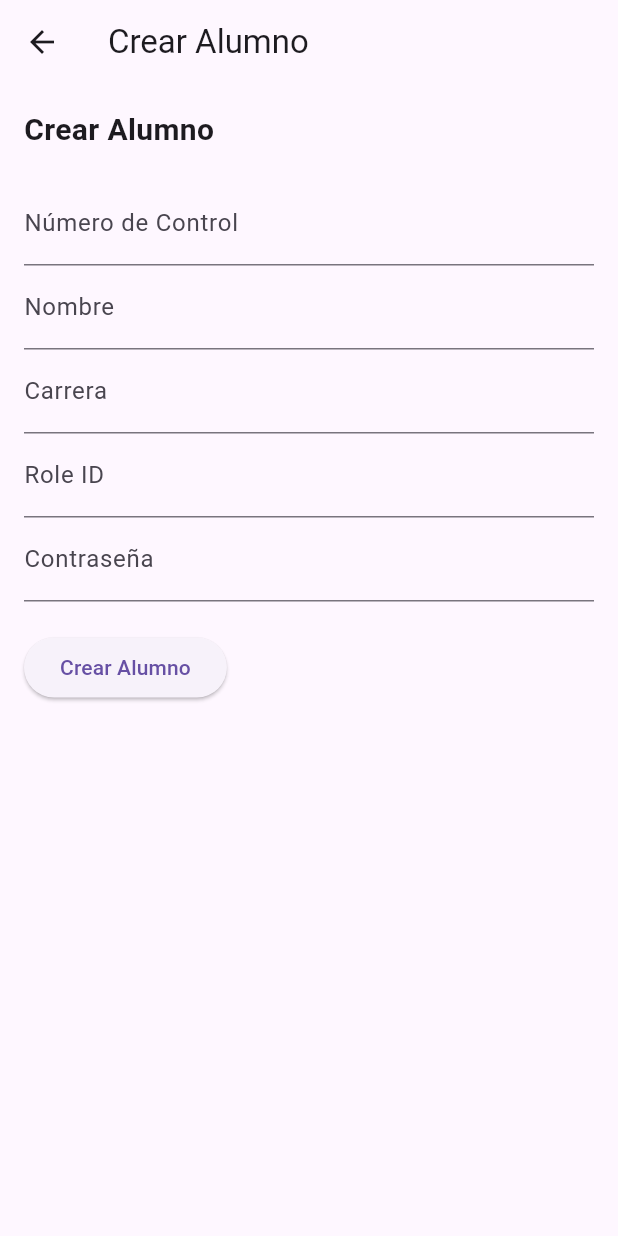
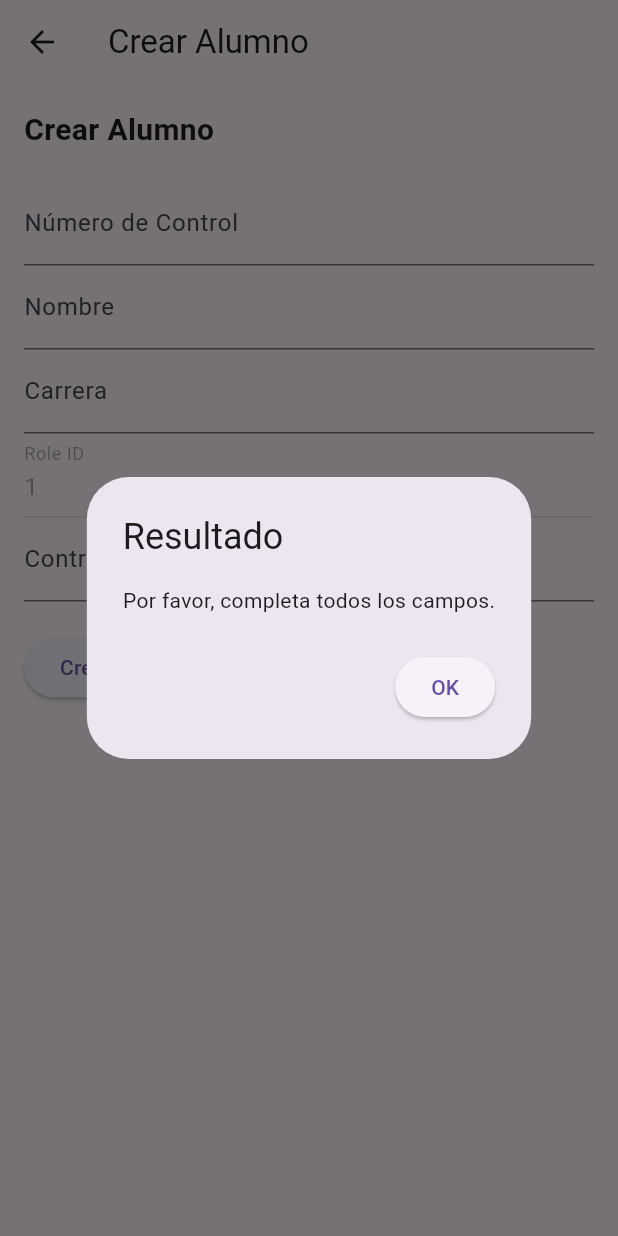
Before and after one commit to AngellEstebane/present_now, a Flutter app: the CrearAlumno screen opened directly, after a tap on "Crear Alumno", on a phone screen of 412 x 824 dp. Run offline on Flutter 3.47's test engine with Material 3 defaults, Android fonts, the phone set to English and light mode, and no system bars; our stand-ins replace flutter_secure_storage, geolocator, shared_preferences; accounts and stored records are empty.

Commit message:
poder crear alumnos exitosamente

```diff
--- a/lib/admin/inicio_administrador.dart
+++ b/lib/admin/inicio_administrador.dart
@@ -64,20 +64,39 @@ class _CrearAlumnoState extends State<CrearAlumno> {
   final TextEditingController roleIdController = TextEditingController();
   final TextEditingController contrasenaController = TextEditingController();
 
+  @override
+  void initState() {
+    super.initState();
+    roleIdController.text = '1';
+  }
+
   void _crearAlumno() async {
-    String numeroControl = numeroControlController.text;
-    String nombre = nombreController.text;
-    String carrera = carreraController.text;
-    String roleId = roleIdController.text;
-    String contrasena = contrasenaController.text;
+    String numeroControl = numeroControlController.text.trim();
+    String nombre = nombreController.text.trim();
+    String carrera = carreraController.text.trim();
+    String contrasena = contrasenaController.text.trim();
+
+    if (numeroControl.isEmpty ||
+        nombre.isEmpty ||
+        carrera.isEmpty ||
+        contrasena.isEmpty ||
+        roleIdController.text.isEmpty) {
+      _showDialog('Por favor, completa todos los campos.');
+      return;
+    }
 
     var alumno = {
-      "NumeroControl": numeroControl,
-      "Nombre": nombre,
-      "Carrera": carrera,
-      "RoleID": int.parse(roleId),
-      "Contraseña": contrasena,
+      "numeroControl": numeroControl,
+      "nombre": nombre,
+      "carrera": carrera,
+      "roleId": int.tryParse(roleIdController.text) ?? -1,
+      "contraseña": contrasena,
     };
+
+    if (alumno['roleId'] == -1) {
+      _showDialog('Por favor, ingresa un valor válido para roleId.');
+      return;
+    }
 
     var response = await http.post(
       Uri.parse('https://proyecto-agiles.onrender.com/login/crear/alumno'),
@@ -94,7 +113,6 @@ class _CrearAlumnoState extends State<CrearAlumno> {
     numeroControlController.clear();
     nombreController.clear();
     carreraController.clear();
-    roleIdController.clear();
     contrasenaController.clear();
   }
 
@@ -149,6 +167,8 @@ class _CrearAlumnoState extends State<CrearAlumno> {
             TextField(
               controller: roleIdController,
               decoration: InputDecoration(labelText: 'Role ID'),
+              keyboardType: TextInputType.number,
+              enabled: false,
             ),
             TextField(
               controller: contrasenaController,
@@ -166,7 +186,6 @@ class _CrearAlumnoState extends State<CrearAlumno> {
     );
   }
 }
-
 class CrearMaestro extends StatefulWidget {
   @override
   _CrearMaestroState createState() => _CrearMaestroState();
@@ -181,18 +200,27 @@ class _CrearMaestroState extends State<CrearMaestro> {
   final TextEditingController contrasenaController = TextEditingController();
 
   void _crearMaestro() async {
-    String rfc = rfcController.text;
-    String nombre = nombreController.text;
-    String departamentoId = departamentoIdController.text;
-    String roleId = roleIdController.text;
-    String contrasena = contrasenaController.text;
+    String rfc = rfcController.text.trim();
+    String nombre = nombreController.text.trim();
+    String departamentoId = departamentoIdController.text.trim();
+    String roleId = roleIdController.text.trim();
+    String contrasena = contrasenaController.text.trim();
+
+    if (rfc.isEmpty ||
+        nombre.isEmpty ||
+        departamentoId.isEmpty ||
+        roleId.isEmpty ||
+        contrasena.isEmpty) {
+      _showDialog('Por favor, completa todos los campos.');
+      return;
+    }
 
     var maestro = {
-      "RFC": rfc,
-      "Nombre": nombre,
-      "DepartamentoID": int.parse(departamentoId),
-      "RoleID": int.parse(roleId),
-      "Contraseña": contrasena,
+      "rfc": rfc,
+      "nombre": nombre,
+      "departamentoId": int.parse(departamentoId),
+      "roleId": int.parse(roleId),
+      "contraseña": contrasena,
     };
 
     var response = await http.post(
@@ -261,10 +289,12 @@ class _CrearMaestroState extends State<CrearMaestro> {
             TextField(
               controller: departamentoIdController,
               decoration: InputDecoration(labelText: 'Departamento ID'),
+              keyboardType: TextInputType.number,
             ),
             TextField(
               controller: roleIdController,
               decoration: InputDecoration(labelText: 'Role ID'),
+              keyboardType: TextInputType.number,
             ),
             TextField(
               controller: contrasenaController,
```
